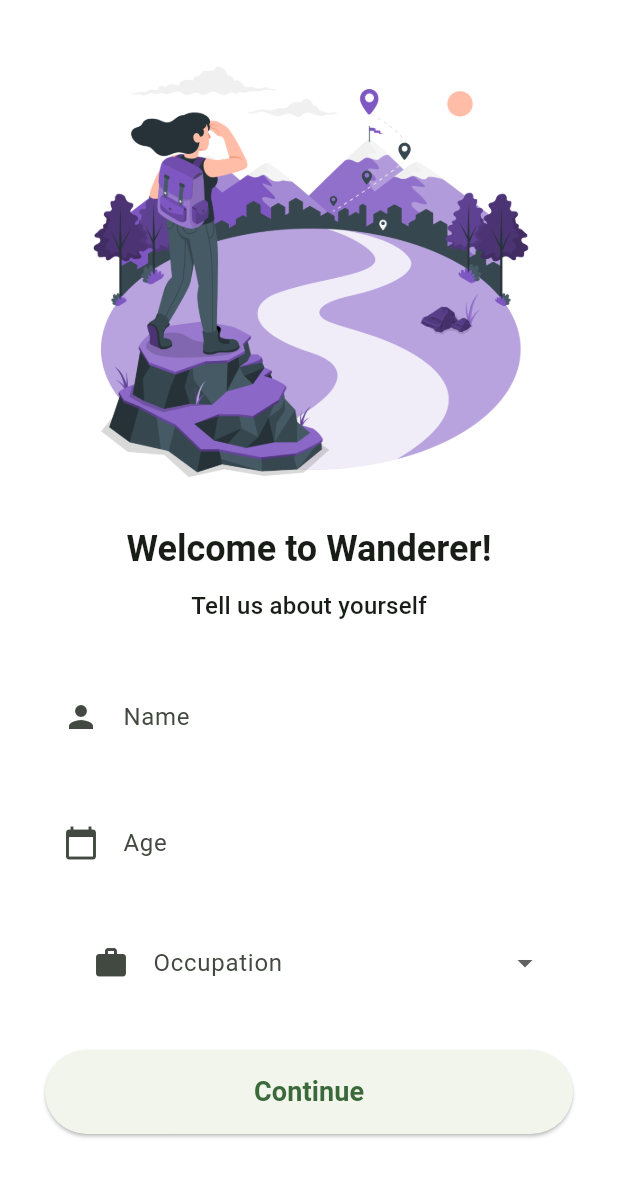
After one commit to Ritovan03/TerraPulse, a Flutter app: the screen it shows once a user with an empty profile is signed in, on a phone screen of 412 x 824 dp. The commit adds this screen. Shown: the top 1177 px of the screen. Run offline on Flutter 3.47's test engine with Material 3 defaults, Android fonts, the phone set to English and light mode, and no system bars; our stand-ins replace cloud_firestore, firebase_auth, firebase_core, flutter_dotenv, flutter_gemini, flutter_iconly and 6 more; missing offline and left inert: cool_dropdown; accounts and stored records are empty; generated files the repository leaves out were written again.

Commit message:
Sign Process complete with firestore database

```diff
--- a/lib/main.dart
+++ b/lib/main.dart
@@ -13,6 +13,8 @@ import 'package:leaf_lens/pages/welcome_screen.dart';
 
 void main() async {
 
+  WidgetsFlutterBinding.ensureInitialized();
+
   final dotenv = DotEnv();
   await dotenv.load(fileName: ".env");
   String APIKEY = dotenv.get('GEMINI-APIKEY');
@@ -22,7 +24,9 @@ void main() async {
 
   Gemini.init(apiKey: APIKEY);
   Get.put(GeminiChatController());
-  await Firebase.initializeApp();
+  await Firebase.initializeApp(
+    options: DefaultFirebaseOptions.currentPlatform,
+  );
   runApp(const MyApp());
 }
 
--- /dev/null
+++ b/lib/pages/SignUp1.dart
@@ -0,0 +1,248 @@
+import 'package:flutter/material.dart';
+import 'package:firebase_auth/firebase_auth.dart';
+import 'SignUp2.dart';
+
+class SignUp1 extends StatefulWidget {
+  const SignUp1({Key? key}) : super(key: key);
+
+  @override
+  _SignUp1State createState() => _SignUp1State();
+}
+
+class _SignUp1State extends State<SignUp1> {
+  final _formKey = GlobalKey<FormState>();
+  final FirebaseAuth _auth = FirebaseAuth.instance;
+
+  final TextEditingController nameController = TextEditingController();
+  final TextEditingController ageController = TextEditingController();
+
+  String? selectedOccupation;
+  bool _isLoading = false;
+
+  final List<String> occupations = [
+    'Student',
+    'Researcher',
+    'Explorer',
+  ];
+
+  @override
+  void initState() {
+    super.initState();
+    nameController.text = _auth.currentUser?.displayName ?? '';
+  }
+
+  @override
+  void dispose() {
+    nameController.dispose();
+    ageController.dispose();
+    super.dispose();
+  }
+
+  void _continueToNextPage() {
+    if (!_formKey.currentState!.validate()) return;
+
+    if (selectedOccupation == null) {
+      _showErrorDialog(
+        context,
+        'Missing Information',
+        'Please select your occupation.',
+      );
+      return;
+    }
+
+    final userData = {
+      'name': nameController.text.trim(),
+      'age': int.tryParse(ageController.text.trim()) ?? 0,
+      'occupation': selectedOccupation,
+    };
+
+    Navigator.push(
+      context,
+      MaterialPageRoute(
+        builder: (context) => SignUp2(userData: userData),
+      ),
+    );
+  }
+
+  @override
+  Widget build(BuildContext context) {
+    return Scaffold(
+      body: SafeArea(
+        minimum: const EdgeInsets.all(30.0),
+        child: Form(
+          key: _formKey,
+          child: SingleChildScrollView(
+            child: Column(
+              children: [
+                Image.asset(
+                  'assets/Journey-amico.png',
+                  width: 300,
+                ),
+                const SizedBox(height: 20),
+                Text(
+                  "Welcome to Wanderer!",
+                  style: Theme.of(context).textTheme.headlineSmall!.copyWith(
+                    fontWeight: FontWeight.bold,
+                  ),
+                ),
+                const SizedBox(height: 10),
+                Text(
+                  "Tell us about yourself",
+                  style: Theme.of(context).textTheme.titleMedium,
+                ),
+                const SizedBox(height: 30),
+                _buildTextField(
+                  controller: nameController,
+                  labelText: 'Name',
+                  icon: Icons.person,
+                  validator: (value) {
+                    if (value?.isEmpty ?? true) {
+                      return 'Please enter your name';
+                    }
+                    return null;
+                  },
+                ),
+                const SizedBox(height: 20),
+                _buildTextField(
+                  controller: ageController,
+                  labelText: 'Age',
+                  icon: Icons.calendar_today,
+                  keyboardType: TextInputType.number,
+                  validator: (value) {
+                    if (value?.isEmpty ?? true) {
+                      return 'Please enter your age';
+                    }
+                    final age = int.tryParse(value!);
+                    if (age == null || age < 13 || age > 120) {
+                      return 'Please enter a valid age';
+                    }
+                    return null;
+                  },
+                ),
+                const SizedBox(height: 20),
+                _buildDropdown(
+                  labelText: 'Occupation',
+                  icon: Icons.work,
+                  items: occupations,
+                  value: selectedOccupation,
+                  onChanged: (String? newValue) {
+                    setState(() {
+                      selectedOccupation = newValue;
+                    });
+                  },
+                ),
+                const SizedBox(height: 30),
+                SizedBox(
+                  width: double.infinity,
+                  child: ElevatedButton(
+                    onPressed: _isLoading ? null : _continueToNextPage,
+                    style: ElevatedButton.styleFrom(
+                      padding: const EdgeInsets.symmetric(vertical: 15),
+                      shape: RoundedRectangleBorder(
+                        borderRadius: BorderRadius.circular(30),
+                      ),
+                    ),
+                    child: _isLoading
+                        ? const CircularProgressIndicator()
+                        : const Text(
+                      'Continue',
+                      style: TextStyle(
+                        fontSize: 18,
+                        fontWeight: FontWeight.bold,
+                      ),
+                    ),
+                  ),
+                ),
+              ],
+            ),
+          ),
+        ),
+      ),
+    );
+  }
+
+  Widget _buildDropdown({
+    required String labelText,
+    required IconData icon,
+    required List<String> items,
+    required String? value,
+    required void Function(String?) onChanged,
+  }) {
+    return Container(
+      padding: const EdgeInsets.symmetric(horizontal: 20),
+      decoration: BoxDecoration(
+        color: Colors.white.withOpacity(0.8),
+        borderRadius: BorderRadius.circular(30),
+      ),
+      child: DropdownButtonFormField<String>(
+        value: value,
+        decoration: InputDecoration(
+          prefixIcon: Icon(icon),
+          border: InputBorder.none,
+          labelText: labelText,
+        ),
+        items: items.map((String item) {
+          return DropdownMenuItem(
+            value: item,
+            child: Text(item),
+          );
+        }).toList(),
+        onChanged: onChanged,
+        style: const TextStyle(color: Colors.black),
+        dropdownColor: Colors.white,
+        isExpanded: true,
+      ),
+    );
+  }
+
+  Widget _buildTextField({
+    required TextEditingController controller,
+    required String labelText,
+    required IconData icon,
+    String? Function(String?)? validator,
+    TextInputType? keyboardType,
+    bool obscureText = false,
+  }) {
+    return TextFormField(
+      controller: controller,
+      validator: validator,
+      keyboardType: keyboardType,
+      decoration: InputDecoration(
+        labelText: labelText,
+        prefixIcon: Icon(icon),
+        filled: true,
+        fillColor: Colors.white.withOpacity(0.8),
+        border: OutlineInputBorder(
+          borderRadius: BorderRadius.circular(30),
+          borderSide: BorderSide.none,
+        ),
+        contentPadding: const EdgeInsets.symmetric(vertical: 20.0, horizontal: 20.0),
+      ),
+      obscureText: obscureText,
+      style: const TextStyle(color: Colors.black),
+    );
+  }
+
+  void _showErrorDialog(BuildContext context, String title, String message) {
+    showDialog(
+      context: context,
+      builder: (context) {
+        return AlertDialog(
+          shape: RoundedRectangleBorder(
+            borderRadius: BorderRadius.circular(20.0),
+          ),
+          title: Text(title),
+          content: Text(message),
+          actions: <Widget>[
+            TextButton(
+              onPressed: () {
+                Navigator.of(context).pop();
+              },
+              child: const Text('OK'),
+            ),
+          ],
+        );
+      },
+    );
+  }
+}
--- a/pubspec.yaml
+++ b/pubspec.yaml
@@ -47,6 +47,7 @@ dependencies:
   shared_preferences: ^2.0.15
   firebase_core: ^2.26.0
   firebase_auth: ^4.17.1
+  cloud_firestore: ^4.15.5
   google_fonts: ^3.0.1
   google_sign_in:
   flutter_iconly: ^1.0.2
```
Also changed, not shown: lib/pages/SignUp2.dart (added, +242 -0 lines), lib/pages/SignUp3.dart (added, +59 -0 lines), lib/pages/welcome_screen.dart (+63 -47 lines), assets/Fishing-amico.png (added), assets/Focus.gif (added), assets/Journey-amico.png (added), pubspec.lock, 3 other files.
